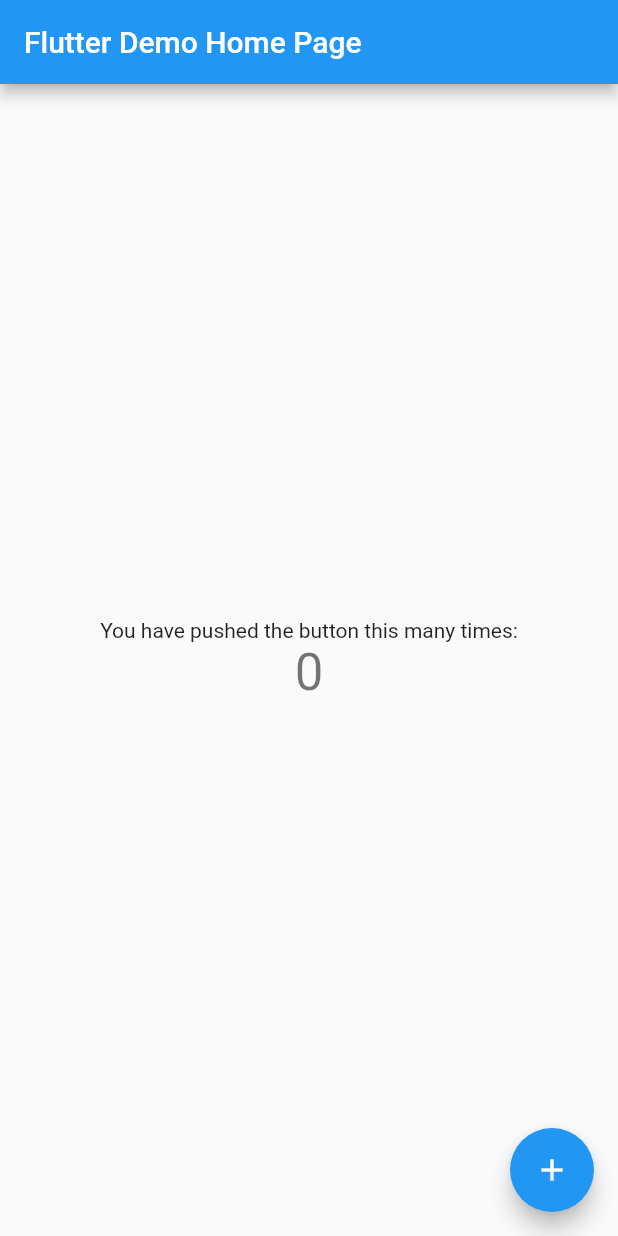
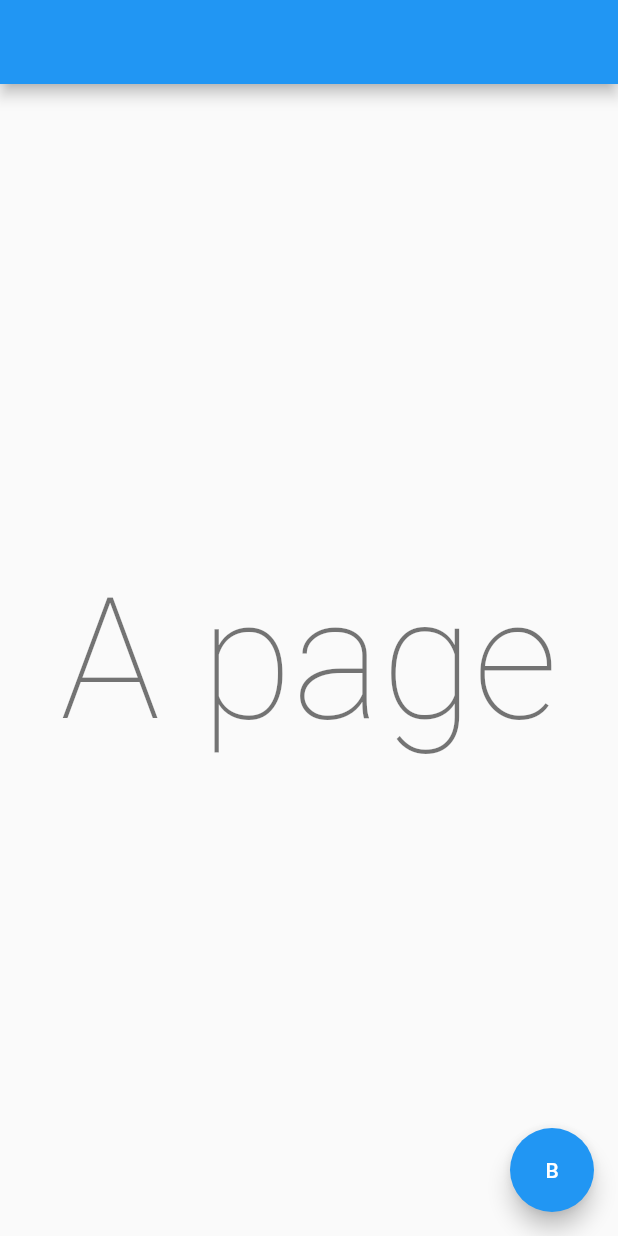
Before and after one commit to muhammadamin0111/flutter_application_2, a Flutter app: the screen it shows after launch, on a phone screen of 412 x 824 dp. Run offline on Flutter 3.47's test engine with Material 2 defaults, Android fonts, the phone set to English and light mode, and no system bars.

Commit message:
anonymous routing bu

```diff
--- a/lib/main.dart
+++ b/lib/main.dart
@@ -1,16 +1,14 @@
 import 'package:flutter/material.dart';
+import 'package:flutter_application_2/pages/A/a_page.dart';
 
-///Axmadjon komment
 void main() {
   runApp(const MyApp());
 }
 
-//default programm
+//anonymous routing
+class MyApp extends StatelessWidget {
+  const MyApp({super.key});
 
-class MyApp extends StatelessWidget {
-  const MyApp({Key? key}) : super(key: key);
-
-  // This widget is the root of your application.
   @override
   Widget build(BuildContext context) {
     return MaterialApp(
@@ -18,58 +16,7 @@ class MyApp extends StatelessWidget {
       theme: ThemeData(
         primarySwatch: Colors.blue,
       ),
-      home: const MyHomePage(title: 'Flutter Demo Home Page'),
+      home: const APage(),
     );
   }
 }
-
-class MyHomePage extends StatefulWidget {
-  const MyHomePage({Key? key, required this.title}) : super(key: key);
-
-  final String title;
-
-  @override
-  State<MyHomePage> createState() => _MyHomePageState();
-}
-
-class _MyHomePageState extends State<MyHomePage> {
-  int _counter = 0;
-
-  void _incrementCounter() {
-    setState(() {
-      _counter++;
-    });
-  }
-
-  @override
-  Widget build(BuildContext context) {
-    return Scaffold(
-      appBar: AppBar(
-        // Here we take the value from the MyHomePage object that was created by
-        // the App.build method, and use it to set our appbar title.
-        title: Text(widget.title),
-      ),
-      body: Center(
-        // Center is a layout widget. It takes a single child and positions it
-        // in the middle of the parent.
-        child: Column(
-          mainAxisAlignment: MainAxisAlignment.center,
-          children: <Widget>[
-            const Text(
-              'You have pushed the button this many times:',
-            ),
-            Text(
-              '$_counter',
-              style: Theme.of(context).textTheme.headline4,
-            ),
-          ],
-        ),
-      ),
-      floatingActionButton: FloatingActionButton(
-        onPressed: _incrementCounter,
-        tooltip: 'Increment',
-        child: const Icon(Icons.add),
-      ), // This trailing comma makes auto-formatting nicer for build methods.
-    );
-  }
-}
--- /dev/null
+++ b/lib/pages/A/a_page.dart
@@ -0,0 +1,33 @@
+import 'package:flutter/material.dart';
+
+import 'package:flutter_application_2/pages/B/b_page.dart';
+
+//stf bn main ochiladi
+class APage extends StatefulWidget {
+  const APage({super.key});
+
+  @override
+  State<APage> createState() => _APageState();
+}
+
+class _APageState extends State<APage> {
+  @override
+  Widget build(BuildContext context) {
+    return Scaffold(
+      appBar: AppBar(),
+      body: Center(
+        child: Text(
+          'A page',
+          style: Theme.of(context).textTheme.headline1,
+        ),
+      ),
+      floatingActionButton: FloatingActionButton(
+        onPressed: () {
+          Navigator.push(
+              context, MaterialPageRoute(builder: (context) => const BPage()));
+        },
+        child: const Text('B'),
+      ),
+    );
+  }
+}
```
Also changed, not shown: lib/pages/B/b_page.dart (added, +31 -0 lines), lib/pages/C/c_page.dart (added, +23 -0 lines).
